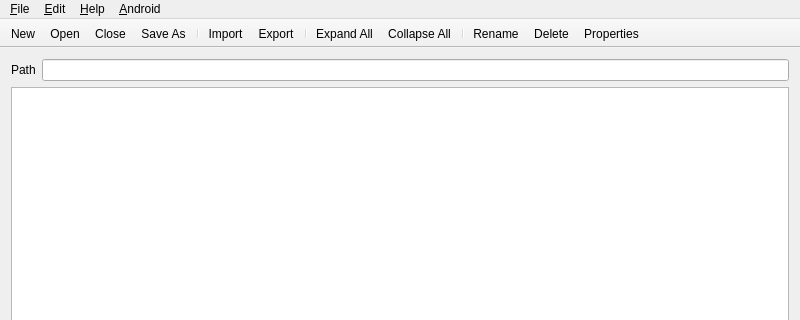
The window that MainWindow.ui (danielkutik/yaffey) describes before a commit, drawn with Qt 5; both pictures show x 0 to 800 and y 0 to 320 of the 800 by 600 pixel window.
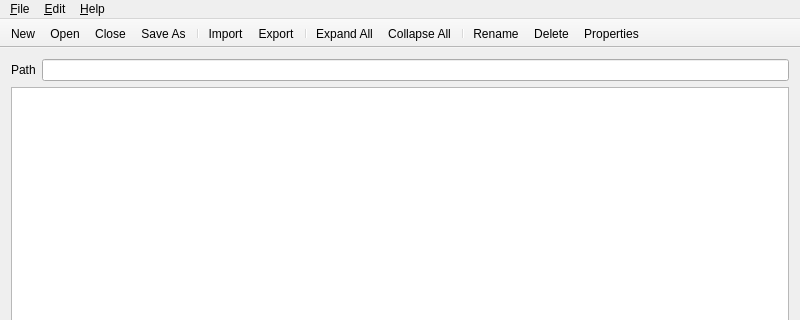
The same window after the commit. Icons and pictures are not drawn. Custom widgets are drawn as their Qt base class.

Commit message: Removed Android menu for Fastboot GUI because it's not going to be part of v0.2

The edit to the form file:
```diff
--- a/MainWindow.ui
+++ b/MainWindow.ui
@@ -103,16 +103,9 @@
     <addaction name="separator"/>
     <addaction name="actionEditProperties"/>
    </widget>
-   <widget class="QMenu" name="menuAndroid">
-    <property name="title">
-     <string>&amp;Android</string>
-    </property>
-    <addaction name="actionAndroidFastboot"/>
-   </widget>
    <addaction name="menuFile"/>
    <addaction name="menuEdit"/>
    <addaction name="menuHelp"/>
-   <addaction name="menuAndroid"/>
   </widget>
   <widget class="QToolBar" name="mainToolBar">
    <property name="windowTitle">
```
